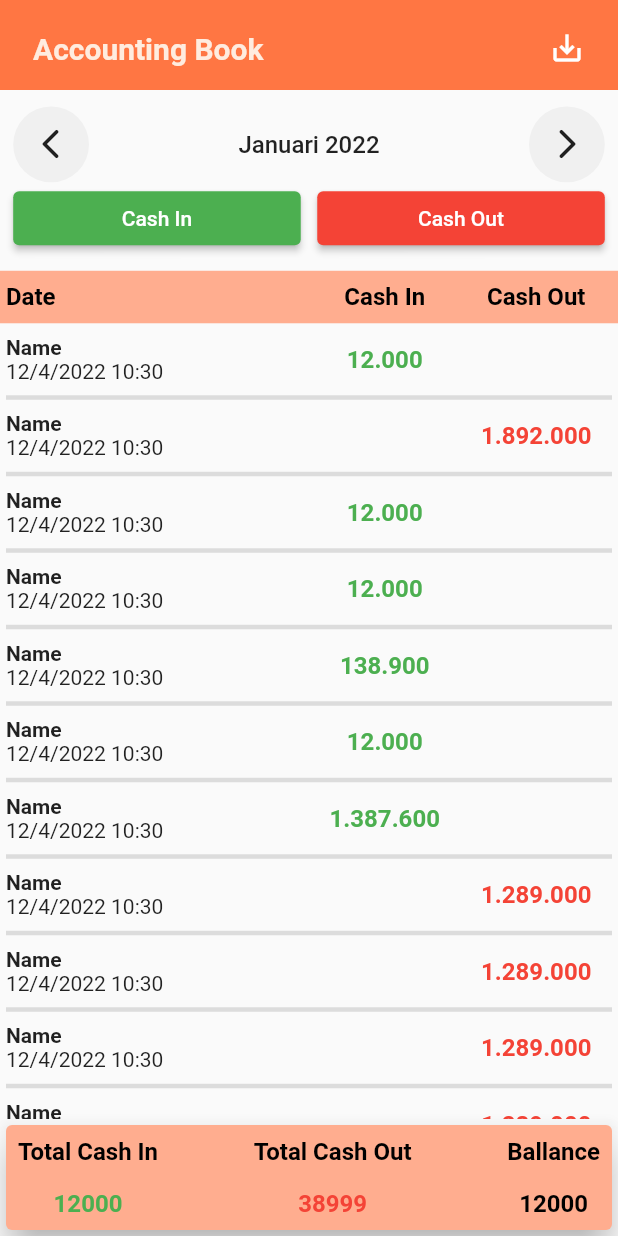
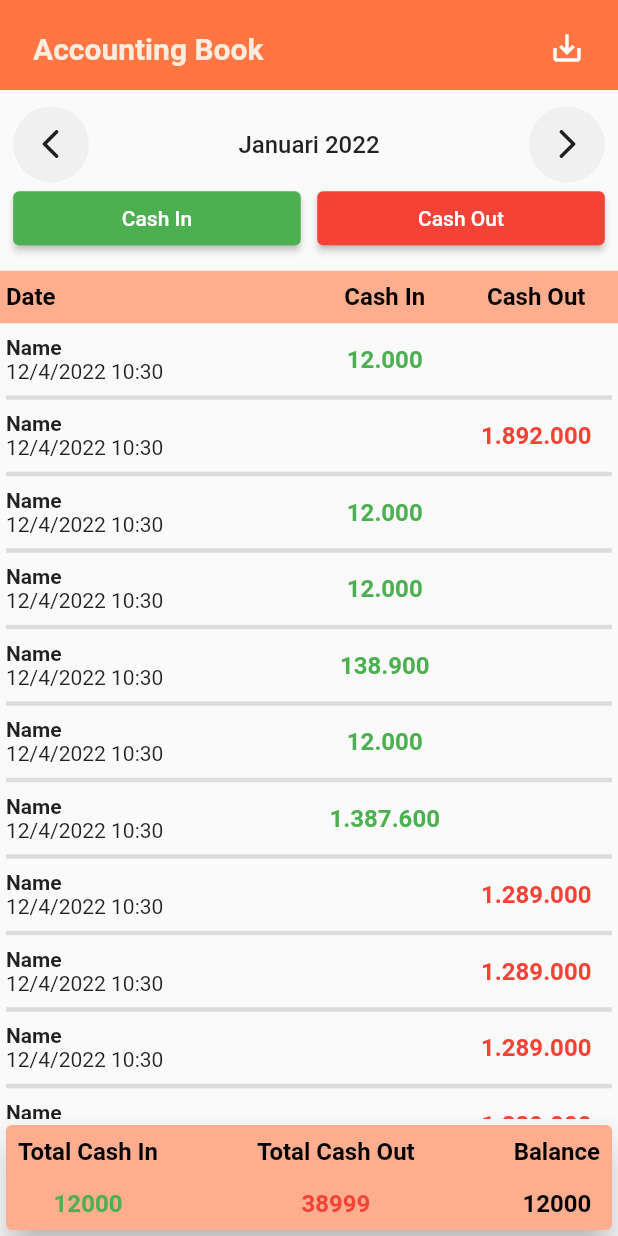
Before and after one commit to AkhmadhetaHPras/flutter-accounting_apk, a Flutter app: the BookScreen screen opened by its route, on a phone screen of 412 x 824 dp. Run offline on Flutter 3.47's test engine with Material 2 defaults, Android fonts, the phone set to English and light mode, and no system bars; our stand-ins replace flutter_svg.

Commit message:
revise text ballance and app name

```diff
--- a/lib/screens/book/components/body.dart
+++ b/lib/screens/book/components/body.dart
@@ -196,7 +196,7 @@ class Body extends StatelessWidget {
 
           // summary
           const SummaryBook(
-            ballance: 12000,
+            balance: 12000,
             totalCashIn: 12000,
             totalCashOut: 38999,
           ),
--- a/lib/screens/book/components/summary.dart
+++ b/lib/screens/book/components/summary.dart
@@ -5,12 +5,12 @@ import 'package:flutter/material.dart';
 class SummaryBook extends StatelessWidget {
   const SummaryBook({
     Key? key,
-    required this.ballance,
+    required this.balance,
     required this.totalCashIn,
     required this.totalCashOut,
   }) : super(key: key);
 
-  final int ballance;
+  final int balance;
   final int totalCashIn;
   final int totalCashOut;
 
@@ -54,9 +54,9 @@ class SummaryBook extends StatelessWidget {
             Column(
               mainAxisAlignment: MainAxisAlignment.spaceBetween,
               children: [
-                const TextTableTitle(text: "Ballance"),
+                const TextTableTitle(text: "Balance"),
                 Text(
-                  ballance.toString(),
+                  balance.toString(),
                   style: const TextStyle(
                       color: Colors.black,
                       fontWeight: FontWeight.w700,
--- a/lib/screens/splash/components/body.dart
+++ b/lib/screens/splash/components/body.dart
@@ -16,7 +16,7 @@ class _BodyState extends State<Body> {
   int currentPage = 0;
   List<Map<String, String>> splashData = [
     {
-      "text": "Welcome to Saccount, Let’s get start!",
+      "text": "Welcome to Catatan Kas, Let’s get start!",
       "image": "assets/images/splash_1.png"
     },
     {
```
